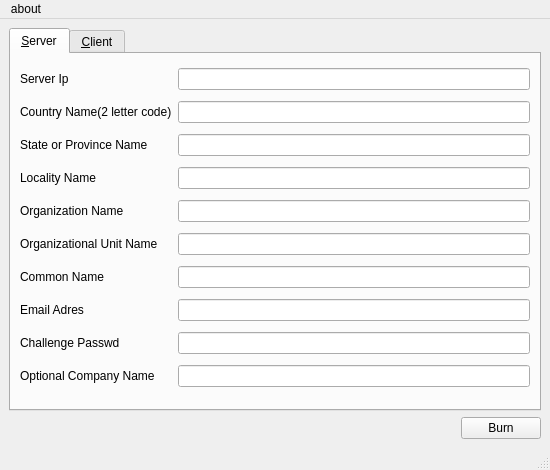
The window that ui/anapencere.ui (COMU/olric) describes before a commit, drawn with Qt 5.
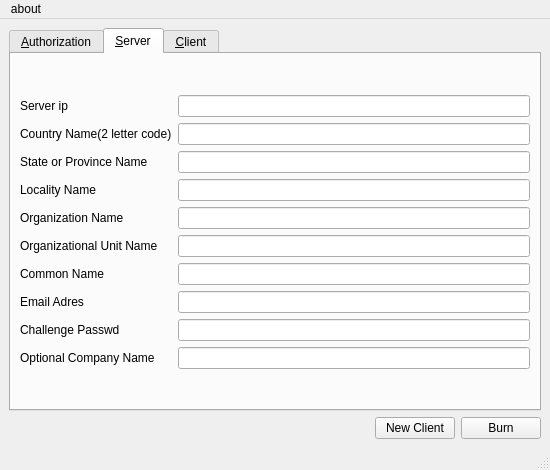
The same window after the commit.

The edit to the form file:
```diff
--- a/ui/anapencere.ui
+++ b/ui/anapencere.ui
@@ -28,122 +28,226 @@
       </property>
      </spacer>
     </item>
-    <item row="1" column="1">
-     <widget class="QPushButton" name="pushButton_Burn">
+    <item row="1" column="2">
+     <widget class="QPushButton" name="ButtonBurn">
       <property name="text">
        <string>Burn</string>
       </property>
      </widget>
     </item>
-    <item row="0" column="0" colspan="2">
+    <item row="1" column="1">
+     <widget class="QPushButton" name="ButtonNewClient">
+      <property name="text">
+       <string>New Client</string>
+      </property>
+     </widget>
+    </item>
+    <item row="0" column="0" colspan="3">
      <widget class="QTabWidget" name="tabWidget">
+      <property name="minimumSize">
+       <size>
+        <width>532</width>
+        <height>368</height>
+       </size>
+      </property>
       <property name="currentIndex">
-       <number>0</number>
+       <number>1</number>
       </property>
       <widget class="QWidget" name="tab">
        <attribute name="title">
-        <string>&amp;Server</string>
+        <string>&amp;Authorization</string>
        </attribute>
        <layout class="QGridLayout" name="gridLayout_3">
-        <item row="0" column="0">
-         <widget class="QLabel" name="label_8">
-          <property name="text">
-           <string>Server Ip</string>
-          </property>
-         </widget>
+        <item row="9" column="1">
+         <widget class="QLineEdit" name="Key_email"/>
         </item>
         <item row="0" column="1">
-         <widget class="QLineEdit" name="ServerIp"/>
-        </item>
-        <item row="1" column="0">
-         <widget class="QLabel" name="label_9">
-          <property name="text">
-           <string>Country Name(2 letter code)</string>
-          </property>
-         </widget>
-        </item>
-        <item row="1" column="1">
-         <widget class="QLineEdit" name="Key_Country"/>
-        </item>
-        <item row="7" column="1">
-         <widget class="QLineEdit" name="Key_Org"/>
-        </item>
-        <item row="2" column="1">
-         <widget class="QLineEdit" name="Key_Province"/>
+         <widget class="QLineEdit" name="Key_country"/>
         </item>
         <item row="2" column="0">
-         <widget class="QLabel" name="label_10">
-          <property name="text">
-           <string>State or Province Name</string>
-          </property>
-         </widget>
-        </item>
-        <item row="3" column="0">
          <widget class="QLabel" name="label_11">
           <property name="text">
            <string>Locality Name</string>
           </property>
          </widget>
         </item>
-        <item row="3" column="1">
-         <widget class="QLineEdit" name="Key_City"/>
-        </item>
-        <item row="7" column="0">
-         <widget class="QLabel" name="label_12">
-          <property name="text">
-           <string>Organization Name</string>
-          </property>
-         </widget>
-        </item>
         <item row="8" column="0">
-         <widget class="QLabel" name="label_13">
-          <property name="text">
-           <string>Organizational Unit Name</string>
-          </property>
-         </widget>
-        </item>
-        <item row="8" column="1">
-         <widget class="QLineEdit" name="Key_UnitName"/>
-        </item>
-        <item row="9" column="0">
          <widget class="QLabel" name="label_14">
           <property name="text">
            <string>Common Name</string>
           </property>
          </widget>
         </item>
-        <item row="9" column="1">
-         <widget class="QLineEdit" name="Key_CommonName"/>
-        </item>
-        <item row="10" column="0">
+        <item row="9" column="0">
          <widget class="QLabel" name="label_15">
           <property name="text">
            <string>Email Adres</string>
           </property>
          </widget>
         </item>
+        <item row="7" column="0">
+         <widget class="QLabel" name="label_13">
+          <property name="text">
+           <string>Organizational Unit Name</string>
+          </property>
+         </widget>
+        </item>
+        <item row="6" column="1">
+         <widget class="QLineEdit" name="Key_organization"/>
+        </item>
+        <item row="0" column="0">
+         <widget class="QLabel" name="label_9">
+          <property name="text">
+           <string>Country Name(2 letter code)</string>
+          </property>
+         </widget>
+        </item>
+        <item row="8" column="1">
+         <widget class="QLineEdit" name="Key_commonName"/>
+        </item>
+        <item row="7" column="1">
+         <widget class="QLineEdit" name="Key_unitName"/>
+        </item>
+        <item row="2" column="1">
+         <widget class="QLineEdit" name="Key_city"/>
+        </item>
+        <item row="6" column="0">
+         <widget class="QLabel" name="label_12">
+          <property name="text">
+           <string>Organization Name</string>
+          </property>
+         </widget>
+        </item>
+        <item row="1" column="0">
+         <widget class="QLabel" name="label_10">
+          <property name="text">
+           <string>State or Province Name</string>
+          </property>
+         </widget>
+        </item>
+        <item row="1" column="1">
+         <widget class="QLineEdit" name="Key_province"/>
+        </item>
+       </layout>
+      </widget>
+      <widget class="QWidget" name="tab_3">
+       <attribute name="title">
+        <string>&amp;Server</string>
+       </attribute>
+       <layout class="QGridLayout" name="gridLayout_4">
+        <item row="12" column="0">
+         <widget class="QLabel" name="label_18">
+          <property name="text">
+           <string/>
+          </property>
+         </widget>
+        </item>
+        <item row="1" column="1">
+         <widget class="QLineEdit" name="ServerIp"/>
+        </item>
+        <item row="2" column="0">
+         <widget class="QLabel" name="label_20">
+          <property name="text">
+           <string>Country Name(2 letter code)</string>
+          </property>
+         </widget>
+        </item>
+        <item row="2" column="1">
+         <widget class="QLineEdit" name="Server_country"/>
+        </item>
+        <item row="3" column="0">
+         <widget class="QLabel" name="label_21">
+          <property name="text">
+           <string>State or Province Name</string>
+          </property>
+         </widget>
+        </item>
+        <item row="3" column="1">
+         <widget class="QLineEdit" name="Server_province"/>
+        </item>
+        <item row="4" column="0">
+         <widget class="QLabel" name="label_22">
+          <property name="text">
+           <string>Locality Name</string>
+          </property>
+         </widget>
+        </item>
+        <item row="4" column="1">
+         <widget class="QLineEdit" name="Server_locality"/>
+        </item>
+        <item row="6" column="0">
+         <widget class="QLabel" name="label_23">
+          <property name="text">
+           <string>Organization Name</string>
+          </property>
+         </widget>
+        </item>
+        <item row="6" column="1">
+         <widget class="QLineEdit" name="Server_organization"/>
+        </item>
+        <item row="7" column="0">
+         <widget class="QLabel" name="label_24">
+          <property name="text">
+           <string>Organizational Unit Name</string>
+          </property>
+         </widget>
+        </item>
+        <item row="7" column="1">
+         <widget class="QLineEdit" name="Server_organization_unit"/>
+        </item>
+        <item row="8" column="0">
+         <widget class="QLabel" name="label_25">
+          <property name="text">
+           <string>Common Name</string>
+          </property>
+         </widget>
+        </item>
+        <item row="8" column="1">
+         <widget class="QLineEdit" name="Server_commonName"/>
+        </item>
+        <item row="9" column="0">
+         <widget class="QLabel" name="label_26">
+          <property name="text">
+           <string>Email Adres</string>
+          </property>
+         </widget>
+        </item>
+        <item row="9" column="1">
+         <widget class="QLineEdit" name="Server_email"/>
+        </item>
+        <item row="10" column="0">
+         <widget class="QLabel" name="label_27">
+          <property name="text">
+           <string>Challenge Passwd</string>
+          </property>
+         </widget>
+        </item>
         <item row="10" column="1">
-         <widget class="QLineEdit" name="Key_Email"/>
+         <widget class="QLineEdit" name="Server_passwd"/>
         </item>
         <item row="11" column="0">
-         <widget class="QLabel" name="label_16">
+         <widget class="QLabel" name="label_28">
           <property name="text">
-           <string>Challenge Passwd</string>
+           <string>Optional Company Name</string>
           </property>
          </widget>
         </item>
         <item row="11" column="1">
-         <widget class="QLineEdit" name="Server_passwd"/>
+         <widget class="QLineEdit" name="Server_companyName"/>
         </item>
-        <item row="12" column="0">
-         <widget class="QLabel" name="label_17">
+        <item row="1" column="0">
+         <widget class="QLabel" name="label_19">
           <property name="text">
-           <string>Optional Company Name</string>
+           <string>Server ip</string>
           </property>
          </widget>
         </item>
-        <item row="12" column="1">
-         <widget class="QLineEdit" name="Server_CompanyName"/>
+        <item row="0" column="0">
+         <widget class="QLabel" name="label_8">
+          <property name="text">
+           <string/>
+          </property>
+         </widget>
         </item>
        </layout>
       </widget>
@@ -152,6 +256,16 @@
         <string>&amp;Client</string>
        </attribute>
        <layout class="QGridLayout" name="gridLayout">
+        <item row="2" column="0">
+         <widget class="QLabel" name="label_3">
+          <property name="text">
+           <string>Passwd again</string>
+          </property>
+          <property name="buddy">
+           <cstring>client_2passwd</cstring>
+          </property>
+         </widget>
+        </item>
         <item row="0" column="0">
          <widget class="QLabel" name="label">
           <property name="text">
@@ -182,16 +296,6 @@
           </property>
          </widget>
         </item>
-        <item row="2" column="0">
-         <widget class="QLabel" name="label_3">
-          <property name="text">
-           <string>Passwd again</string>
-          </property>
-          <property name="buddy">
-           <cstring>client_2passwd</cstring>
-          </property>
-         </widget>
-        </item>
         <item row="2" column="1">
          <widget class="QLineEdit" name="client_2passwd">
           <property name="mouseTracking">
```
Left out of the diff: 12 changed lines with no effect on the pictures.
